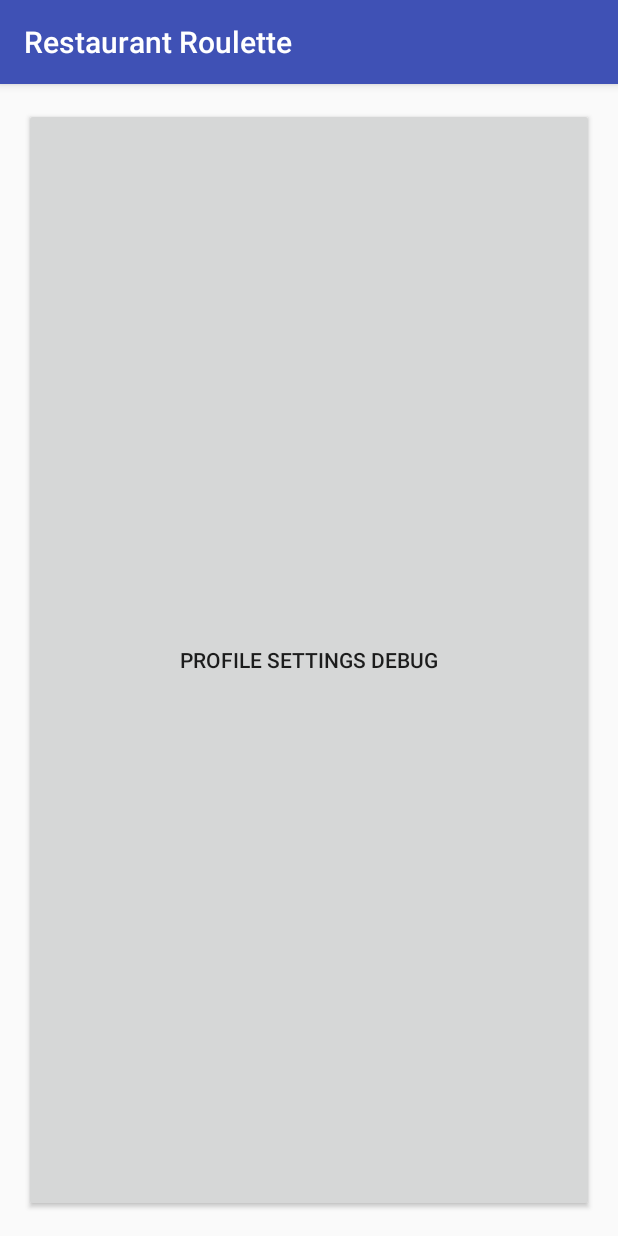
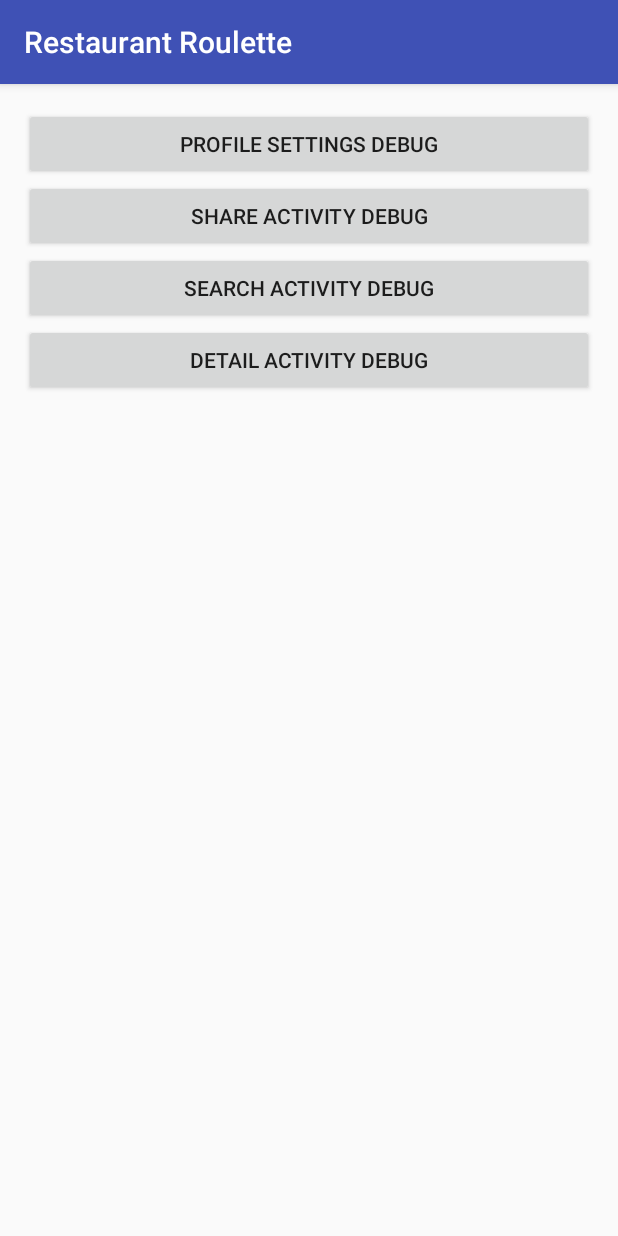
Before and after one commit to NikShuvalov/Project_3, an Android app: the DebugActivity screen opened directly, with no data from a screen before it, on a phone screen of 412 x 824 dp. Run offline under Robolectric (Android 15) with nearby library versions, the phone set to English and light mode, and no system bars.

Commit message:
Added more buttons to navigate to other activities for debugging

```diff
--- a/app/src/main/java/shuvalov/nikita/restaurantroulette/Activities/DebugActivity.java
+++ b/app/src/main/java/shuvalov/nikita/restaurantroulette/Activities/DebugActivity.java
@@ -9,23 +9,45 @@ import android.widget.Button;
 import shuvalov.nikita.restaurantroulette.R;
 
 public class DebugActivity extends AppCompatActivity {
-    Button mDebug;
+    Button mProfile, mShare, mSearch, mDetail;
 
     @Override
     protected void onCreate(Bundle savedInstanceState) {
         super.onCreate(savedInstanceState);
         setContentView(R.layout.activity_debug);
 
+
         findViews();
-        mDebug.setOnClickListener(new View.OnClickListener() {
+
+        View.OnClickListener onClickListener = new View.OnClickListener() {
             @Override
             public void onClick(View view) {
-                Intent intent = new Intent(view.getContext(), UserSettingsActivity.class);
-                startActivity(intent);
+                Intent intent = null;
+                if (view.equals(mProfile)) {
+                    intent = new Intent(view.getContext(), UserSettingsActivity.class);
+                } else if (view.equals(mShare)) {
+                    intent = new Intent(view.getContext(), ShareActivity.class);
+                } else if (view.equals(mSearch)) {
+                    intent = new Intent(view.getContext(), SearchActivity.class);
+                } else if (view.equals(mDetail)) {
+                    intent = new Intent(view.getContext(), DetailActivity.class);
+                }
+                if (intent != null) {
+                    startActivity(intent);
+                }
             }
-        });
+        };
+        mProfile.setOnClickListener(onClickListener);
+        mShare.setOnClickListener(onClickListener);
+        mSearch.setOnClickListener(onClickListener);
+        mDetail.setOnClickListener(onClickListener);
+
+
     }
     public void findViews(){
-        mDebug = (Button)findViewById(R.id.profile_settings_Debug);
+        mProfile = (Button)findViewById(R.id.profile_settings_Debug);
+        mShare = (Button)findViewById(R.id.share_activity);
+        mSearch = (Button)findViewById(R.id.basic_search);
+        mDetail = (Button)findViewById(R.id.detail_activity);
     }
 }
--- a/app/src/main/res/layout/activity_debug.xml
+++ b/app/src/main/res/layout/activity_debug.xml
@@ -14,7 +14,25 @@
     <Button
         android:id="@+id/profile_settings_Debug"
         android:layout_width="match_parent"
-        android:layout_height="match_parent"
+        android:layout_height="wrap_content"
         android:text="Profile Settings Debug"/>
+    <Button
+        android:id="@+id/share_activity"
+        android:layout_below="@id/profile_settings_Debug"
+        android:layout_width="match_parent"
+        android:layout_height="wrap_content"
+        android:text="Share Activity Debug"/>
+    <Button
+        android:id="@+id/basic_search"
+        android:layout_width="match_parent"
+        android:layout_height="wrap_content"
+        android:layout_below="@id/share_activity"
+        android:text="Search Activity Debug"/>
+    <Button
+        android:id="@+id/detail_activity"
+        android:layout_width="match_parent"
+        android:layout_height="wrap_content"
+        android:layout_below="@id/basic_search"
+        android:text="Detail Activity Debug"/>
 
 </RelativeLayout>
```
